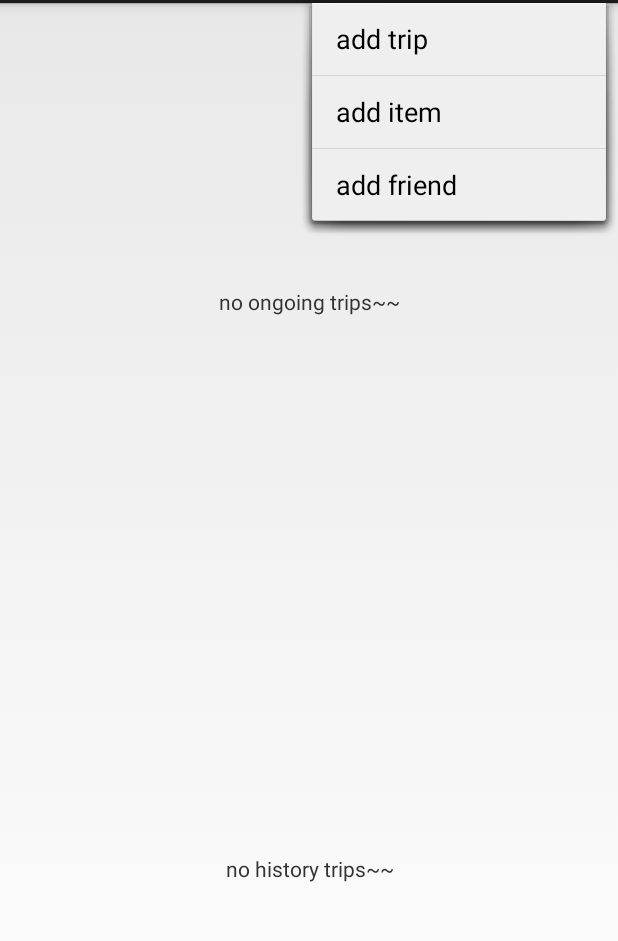
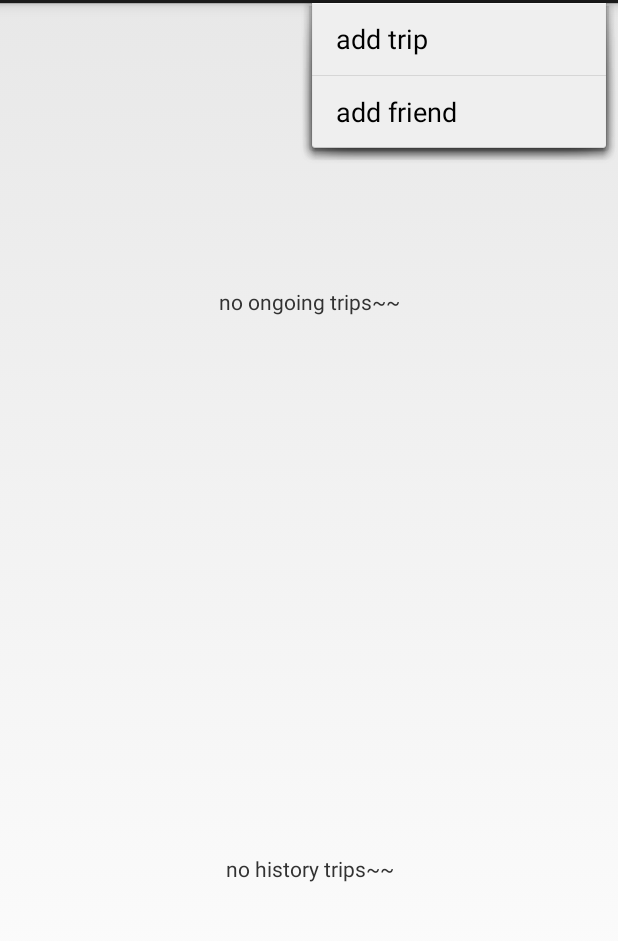
Before and after one commit to louisccc/TripalTripal, an Android app: the screen it shows after launch (TripalActivity), with the options menu open, on a phone screen of 412 x 824 dp, the part 69-1010 px from its top. Run offline under Robolectric (Android 15) with nearby library versions, the phone set to English and light mode, and no system bars; libraries missing offline, so code that uses them is left out: junit.framework; 8 statements that could not run were skipped.

Commit message:
let add item cannot execute in tripal activity

```diff
--- a/app/src/main/java/com/example/louisccc/tripal/activity/TripalActivity.java
+++ b/app/src/main/java/com/example/louisccc/tripal/activity/TripalActivity.java
@@ -132,8 +132,8 @@ public class TripalActivity extends FragmentActivity {
                 menu.toggle();
                 break;
             case R.id.action_add_item:
-                Intent i = new Intent(this, EditItemActivity.class);
-                startActivity(i);
+//                Intent i = new Intent(this, EditItemActivity.class);
+//                startActivity(i);
                 break;
             case R.id.action_add_trip:
                 AlertDialog.Builder d = new AlertDialog.Builder(TripalActivity.this)
--- a/app/src/main/res/menu/menu_tripal.xml
+++ b/app/src/main/res/menu/menu_tripal.xml
@@ -5,16 +5,11 @@
     <item
         android:id="@+id/action_add_trip"
         android:orderInCategory="100"
-        android:title="add trip"
-        android:showAsAction="never" />
-    <item
-        android:id="@+id/action_add_item"
-        android:orderInCategory="100"
-        android:title="add item"
-        android:showAsAction="never" />
+        android:showAsAction="never"
+        android:title="add trip" />
     <item
         android:id="@+id/action_add_friend"
         android:orderInCategory="100"
-        android:title="add friend"
-        android:showAsAction="never" />
+        android:showAsAction="never"
+        android:title="add friend" />
 </menu>
```
